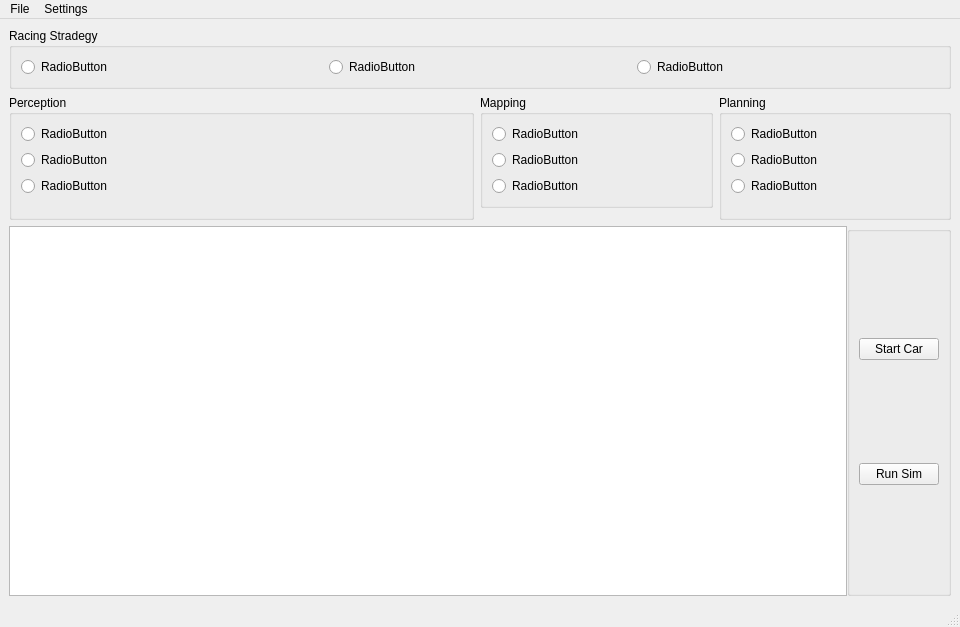
Before: the Qt Designer form CodeBase/MainWindowCL.ui in jaw566/Capstone, drawn with Qt 5.
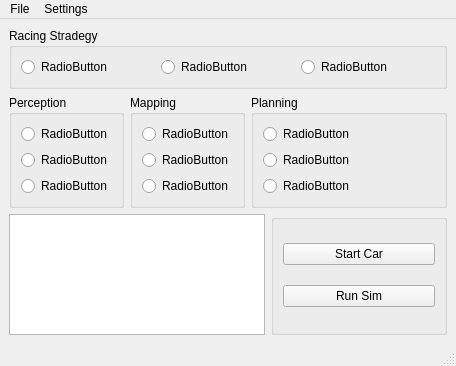
After: the same form once the commit is applied.

Commit message: Added Jordans code to the base. Client UI has also been adjusted and recomplied

Diff of the .ui file:
```diff
--- a/CodeBase/MainWindowCL.ui
+++ b/CodeBase/MainWindowCL.ui
@@ -6,92 +6,67 @@
    <rect>
     <x>0</x>
     <y>0</y>
-    <width>960</width>
-    <height>627</height>
+    <width>456</width>
+    <height>366</height>
    </rect>
   </property>
   <property name="windowTitle">
    <string>RosLauncher</string>
   </property>
   <widget class="QWidget" name="centralwidget">
-   <layout class="QGridLayout" name="gridLayout">
-    <item row="4" column="0" colspan="4">
-     <layout class="QGridLayout" name="centralGrid2" rowstretch="0,0" columnstretch="3,0">
-      <property name="sizeConstraint">
-       <enum>QLayout::SetMaximumSize</enum>
+   <layout class="QGridLayout" name="gridLayout" rowstretch="0,2,0">
+    <item row="1" column="0">
+     <widget class="QGroupBox" name="perceptionBox">
+      <property name="title">
+       <string>Perception</string>
       </property>
-      <property name="horizontalSpacing">
-       <number>0</number>
-      </property>
-      <item row="1" column="1">
-       <widget class="QGroupBox" name="groupBox">
-        <property name="sizePolicy">
-         <sizepolicy hsizetype="Expanding" vsizetype="Expanding">
-          <horstretch>0</horstretch>
-          <verstretch>0</verstretch>
-         </sizepolicy>
-        </property>
-        <property name="flat">
-         <bool>false</bool>
-        </property>
-        <layout class="QVBoxLayout" name="verticalLayout">
-         <item>
-          <widget class="QPushButton" name="StartCarBttn">
-           <property name="sizePolicy">
-            <sizepolicy hsizetype="Minimum" vsizetype="Fixed">
-             <horstretch>1</horstretch>
-             <verstretch>1</verstretch>
-            </sizepolicy>
-           </property>
-           <property name="text">
-            <string>Start Car</string>
-           </property>
-          </widget>
-         </item>
-         <item>
-          <widget class="QPushButton" name="runSimBttn">
-           <property name="text">
-            <string>Run Sim</string>
-           </property>
-          </widget>
-         </item>
-        </layout>
-       </widget>
-      </item>
-      <item row="1" column="0">
-       <widget class="QTextBrowser" name="Console">
-        <property name="sizePolicy">
-         <sizepolicy hsizetype="Preferred" vsizetype="Preferred">
-          <horstretch>0</horstretch>
-          <verstretch>0</verstretch>
-         </sizepolicy>
-        </property>
-       </widget>
-      </item>
-     </layout>
+      <layout class="QFormLayout" name="formLayout_2">
+       <item row="0" column="0">
+        <widget class="QRadioButton" name="radioButton_3">
+         <property name="text">
+          <string>RadioButton</string>
+         </property>
+        </widget>
+       </item>
+       <item row="1" column="0">
+        <widget class="QRadioButton" name="radioButton_4">
+         <property name="text">
+          <string>RadioButton</string>
+         </property>
+        </widget>
+       </item>
+       <item row="2" column="0">
+        <widget class="QRadioButton" name="radioButton_5">
+         <property name="text">
+          <string>RadioButton</string>
+         </property>
+        </widget>
+       </item>
+      </layout>
+     </widget>
     </item>
-    <item row="1" column="2">
+    <item row="1" column="1">
      <widget class="QGroupBox" name="mappingBox">
       <property name="title">
        <string>Mapping</string>
       </property>
       <layout class="QFormLayout" name="formLayout_5">
        <item row="0" column="0">
-        <widget class="QRadioButton" name="radioButton_3">
+        <widget class="QRadioButton" name="radioButton_6">
          <property name="text">
           <string>RadioButton</string>
          </property>
         </widget>
        </item>
        <item row="1" column="0">
-        <widget class="QRadioButton" name="radioButton_25">
+        <widget class="QRadioButton" name="radioButton_7">
          <property name="text">
           <string>RadioButton</string>
          </property>
         </widget>
        </item>
        <item row="2" column="0">
-        <widget class="QRadioButton" name="radioButton_26">
+        <widget class="QRadioButton" name="radioButton_8">
          <property name="text">
           <string>RadioButton</string>
          </property>
@@ -100,14 +75,14 @@
       </layout>
      </widget>
     </item>
-    <item row="1" column="3" rowspan="3">
+    <item row="1" column="2" colspan="2">
      <widget class="QGroupBox" name="planningBox">
       <property name="title">
        <string>Planning</string>
       </property>
       <layout class="QFormLayout" name="formLayout">
        <item row="0" column="0">
-        <widget class="QRadioButton" name="radioButton_4">
+        <widget class="QRadioButton" name="radioButton_9">
          <property name="text">
           <string>RadioButton</string>
          </property>
@@ -130,30 +105,45 @@
       </layout>
      </widget>
     </item>
-    <item row="1" column="0" rowspan="3" colspan="2">
-     <widget class="QGroupBox" name="perceptionBox">
-      <property name="title">
-       <string>Perception</string>
+    <item row="2" column="0" colspan="3">
+     <widget class="QTextBrowser" name="Console">
+      <property name="sizePolicy">
+       <sizepolicy hsizetype="Preferred" vsizetype="Preferred">
+        <horstretch>0</horstretch>
+        <verstretch>0</verstretch>
+       </sizepolicy>
       </property>
-      <layout class="QFormLayout" name="formLayout_2">
-       <item row="0" column="0">
-        <widget class="QRadioButton" name="radioButton">
-         <property name="text">
-          <string>RadioButton</string>
+     </widget>
+    </item>
+    <item row="2" column="3">
+     <widget class="QGroupBox" name="groupBox">
+      <property name="sizePolicy">
+       <sizepolicy hsizetype="Expanding" vsizetype="Expanding">
+        <horstretch>0</horstretch>
+        <verstretch>0</verstretch>
+       </sizepolicy>
+      </property>
+      <property name="flat">
+       <bool>false</bool>
+      </property>
+      <layout class="QVBoxLayout" name="verticalLayout">
+       <item>
+        <widget class="QPushButton" name="StartCarBttn">
+         <property name="sizePolicy">
+          <sizepolicy hsizetype="Minimum" vsizetype="Fixed">
+           <horstretch>1</horstretch>
+           <verstretch>1</verstretch>
+          </sizepolicy>
          </property>
-        </widget>
-       </item>
-       <item row="1" column="0">
-        <widget class="QRadioButton" name="radioButton_7">
          <property name="text">
-          <string>RadioButton</string>
+          <string>Start Car</string>
          </property>
         </widget>
        </item>
-       <item row="2" column="0">
-        <widget class="QRadioButton" name="radioButton_8">
+       <item>
+        <widget class="QPushButton" name="runSimBttn">
          <property name="text">
-          <string>RadioButton</string>
+          <string>Run Sim</string>
          </property>
         </widget>
        </item>
@@ -167,21 +157,21 @@
       </property>
       <layout class="QGridLayout" name="gridLayout_2">
        <item row="0" column="1">
-        <widget class="QRadioButton" name="radioButton_5">
+        <widget class="QRadioButton" name="radioButton_1">
          <property name="text">
           <string>RadioButton</string>
          </property>
         </widget>
        </item>
        <item row="0" column="0">
-        <widget class="QRadioButton" name="radioButton_2">
+        <widget class="QRadioButton" name="radioButton_0">
          <property name="text">
           <string>RadioButton</string>
          </property>
         </widget>
        </item>
        <item row="0" column="2">
-        <widget class="QRadioButton" name="radioButton_6">
+        <widget class="QRadioButton" name="radioButton_2">
          <property name="text">
           <string>RadioButton</string>
          </property>
@@ -197,7 +187,7 @@
     <rect>
      <x>0</x>
      <y>0</y>
-     <width>960</width>
+     <width>456</width>
      <height>22</height>
     </rect>
    </property>
```
Left out of the diff: 10 changed lines with no effect on the pictures. The commit also changes 6 other files.
